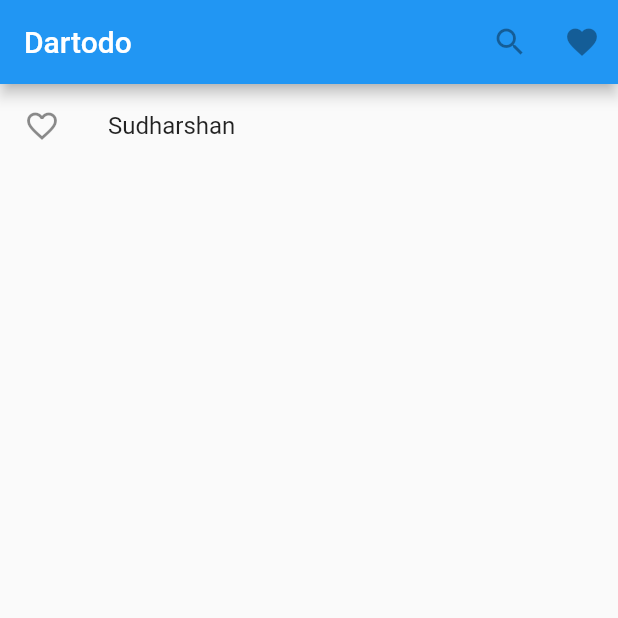
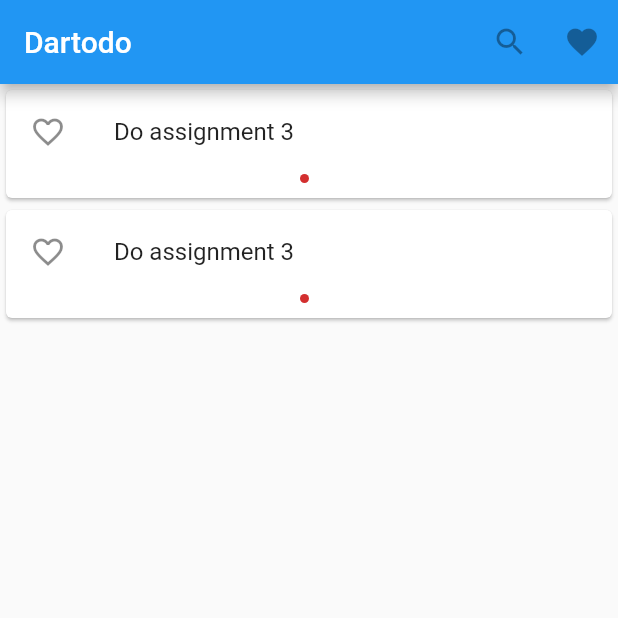
Before and after one commit to solderneer/dartodo, a Flutter app: the screen it shows after launch, on a phone screen of 412 x 824 dp, the top half of it. Run offline on Flutter 3.47's test engine with Material 2 defaults, Android fonts, the phone set to English and light mode, and no system bars; missing offline and left inert: badge.

Commit message:
idk anymore

```diff
--- a/dartodo_client/lib/home.dart
+++ b/dartodo_client/lib/home.dart
@@ -1,8 +1,9 @@
 import 'package:flutter/material.dart';
+import 'package:badge/badge.dart';
 
 class Home extends StatelessWidget {
   @override
-  Widget build(BuildContext context){
+  Widget build(BuildContext context) {
     return Scaffold(
       appBar: AppBar(
         title: Text("Dartodo"),
@@ -19,10 +20,19 @@ class Home extends StatelessWidget {
           )
         ],
       ),
-      body: ListItem(
-        name: 'Sudharshan',
+      body: Column(
+        children: <Widget>[
+          ListItem(
+            name: "Do assignment 3",
             favorite: false,
-        tags: []
+            tags: ["Work", "Stuff"],
+          ),
+          ListItem(
+            name: "Do assignment 3",
+            favorite: false,
+            tags: ["Work", "Stuff"],
+          ),
+        ],
       ),
     );
   }
@@ -43,11 +53,21 @@ class Home extends StatelessWidget {
   }) : super(key: key);
 
   @override
-   Widget build(BuildContext context){
-     return ListTile(
+  Widget build(BuildContext context) {
+    return Card(
+        child: new Column(
+      mainAxisSize: MainAxisSize.min,
+      children: <Widget>[
+        ListTile(
           leading: Icon(Icons.favorite_border),
-      title: Text(name),
-    );
+          title: Text(this.name),
+        ),
+        Badge(
+          value: "Work",
+          child: Text(""),
+        ),
+      ],
+    ));
   }
 }
 
--- a/dartodo_client/pubspec.yaml
+++ b/dartodo_client/pubspec.yaml
@@ -19,6 +19,7 @@ dependencies:
   # The following adds the Cupertino Icons font to your application.
   # Use with the CupertinoIcons class for iOS style icons.
   cupertino_icons: ^0.1.2
+  badge: any
 
 dev_dependencies:
   flutter_test:
```
Lines whose indentation alone changed are shown as unchanged.
